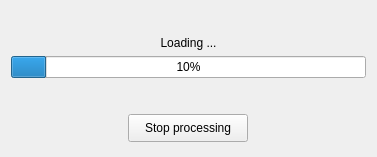
Old version of the form vibra/interface/data/ui_files/messages/loading_window.ui in the repository MOPT-UFSC/VIBRA.
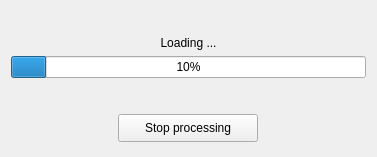
New version of the form.

Commit message: Adjusts clipped texts in the mesher setup widget

Patch:
```diff
--- a/vibra/interface/data/ui_files/messages/loading_window.ui
+++ b/vibra/interface/data/ui_files/messages/loading_window.ui
@@ -100,7 +100,7 @@
         </property>
         <property name="maximumSize">
          <size>
-          <width>120</width>
+          <width>140</width>
           <height>28</height>
          </size>
         </property>
```
The commit also changes 4 other files.
